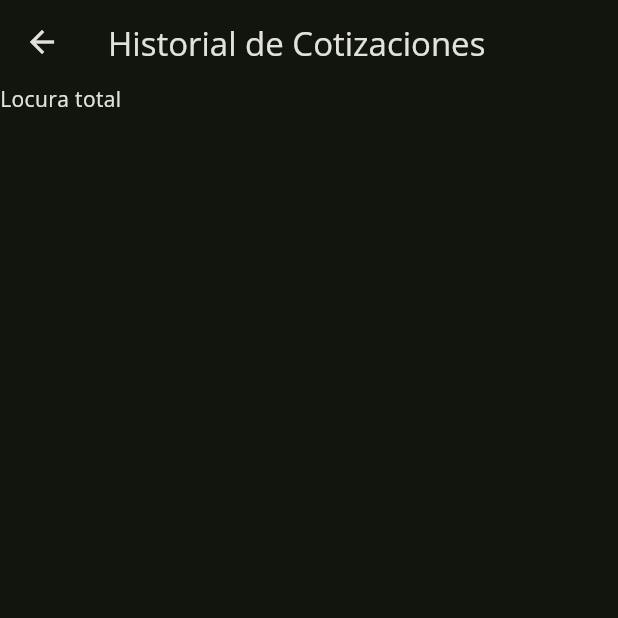
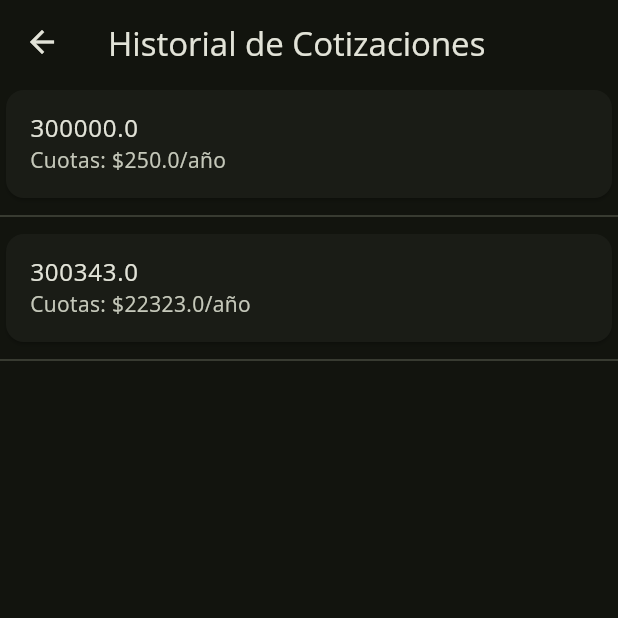
Before and after one commit to Jose20025/cotizador, a Flutter app: the screen it shows after launch, after a tap on "Historial de Cotizaciones", on a phone screen of 412 x 824 dp, the top half of it. Run offline on Flutter 3.47's test engine with Material 2 defaults, Android fonts, the light colour scheme and no system bars.

Commit message:
Implementacion de CotizacionTile y funcionamiento

```diff
--- /dev/null
+++ b/lib/custom/cotizacion_tile.dart
@@ -0,0 +1,22 @@
+import 'package:cotizador/models/cotizacion.dart';
+import 'package:flutter/material.dart';
+
+class CotizacionCard extends StatelessWidget {
+  final Cotizacion cotizacion;
+  const CotizacionCard({super.key, required this.cotizacion});
+
+  @override
+  Widget build(BuildContext context) {
+    return Column(
+      children: [
+        Card(
+          child: ListTile(
+            title: Text(cotizacion.montoTotal.toString()),
+            subtitle: Text('Cuotas: \$${cotizacion.cuotas}/año'),
+          ),
+        ),
+        const Divider()
+      ],
+    );
+  }
+}
--- /dev/null
+++ b/lib/models/cotizacion.dart
@@ -0,0 +1,16 @@
+class Cotizacion {
+  double interes;
+  double cuotaInicial;
+  double montoTotal;
+  double tiempo;
+  double cuotas;
+  int cantidadCuotas;
+
+  Cotizacion(
+      {required this.interes,
+      required this.cuotaInicial,
+      required this.montoTotal,
+      required this.cuotas,
+      required this.cantidadCuotas,
+      required this.tiempo});
+}
--- a/lib/views/historial_page.dart
+++ b/lib/views/historial_page.dart
@@ -1,9 +1,11 @@
+import 'package:cotizador/custom/cotizacion_tile.dart';
+import 'package:cotizador/models/cotizacion.dart';
 import 'package:flutter/material.dart';
 
 class HistorialPage extends StatelessWidget {
-  final String message;
+  final List<Cotizacion> cotizaciones;
 
-  const HistorialPage({super.key, required this.message});
+  const HistorialPage({super.key, required this.cotizaciones});
 
   @override
   Widget build(BuildContext context) {
@@ -11,7 +13,11 @@ class HistorialPage extends StatelessWidget {
       appBar: AppBar(
         title: const Text('Historial de Cotizaciones'),
       ),
-      body: Column(children: [Text(message)]),
+      body: ListView.builder(
+        itemBuilder: (context, index) =>
+            CotizacionCard(cotizacion: cotizaciones[index]),
+        itemCount: cotizaciones.length,
+      ),
     );
   }
 }
--- a/lib/views/home_page.dart
+++ b/lib/views/home_page.dart
@@ -1,3 +1,4 @@
+import 'package:cotizador/models/cotizacion.dart';
 import 'package:cotizador/views/historial_page.dart';
 import 'package:flutter/material.dart';
 
@@ -9,6 +10,23 @@ class HomePage extends StatefulWidget {
 }
 
 class _HomePageState extends State<HomePage> {
+  List<Cotizacion> cotizaciones = [
+    Cotizacion(
+        interes: 0.9,
+        cuotaInicial: 200000,
+        montoTotal: 300000,
+        cuotas: 250,
+        cantidadCuotas: 5,
+        tiempo: 5),
+    Cotizacion(
+        interes: 0.45,
+        cuotaInicial: 20003,
+        montoTotal: 300343,
+        cuotas: 22323,
+        cantidadCuotas: 2,
+        tiempo: 10)
+  ];
+
   @override
   Widget build(BuildContext context) {
     return Scaffold(
@@ -26,8 +44,9 @@ class _HomePageState extends State<HomePage> {
                 Navigator.push(
                     context,
                     MaterialPageRoute(
-                      builder: (context) =>
-                          const HistorialPage(message: 'Locura total'),
+                      builder: (context) => HistorialPage(
+                        cotizaciones: cotizaciones,
+                      ),
                     ));
               },
               child: const Text('Historial de Cotizaciones'),
```
